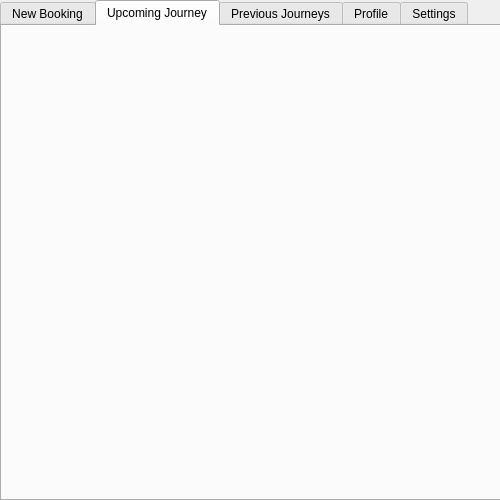
First picture: the form in UI/DriverScreen.ui, repository 1412kauti/ProjectHurricane, before the edit.
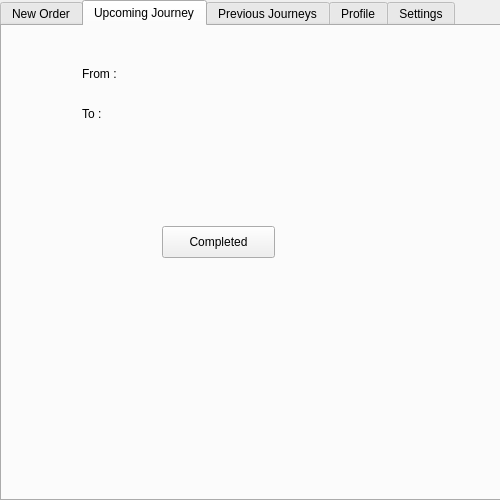
Second picture: the form after the edit. The open tabs and pages were chosen to show the change.

```diff
--- a/UI/DriverScreen.ui
+++ b/UI/DriverScreen.ui
@@ -39,9 +39,9 @@
    </property>
    <widget class="QWidget" name="tab">
     <attribute name="title">
-     <string>New Booking</string>
+     <string>New Order</string>
     </attribute>
-    <widget class="QLabel" name="label">
+    <widget class="QLabel" name="start_location">
      <property name="geometry">
       <rect>
        <x>120</x>
@@ -67,17 +67,17 @@
       <string>End Location:</string>
      </property>
     </widget>
-    <widget class="QPushButton" name="pushButton">
+    <widget class="QPushButton" name="accept_order">
      <property name="geometry">
       <rect>
-       <x>30</x>
+       <x>50</x>
        <y>40</y>
-       <width>83</width>
+       <width>131</width>
        <height>25</height>
       </rect>
      </property>
      <property name="text">
-      <string>completed</string>
+      <string>accept order</string>
      </property>
     </widget>
     <widget class="QPushButton" name="pushButton_2">
@@ -93,7 +93,7 @@
       <string>declined</string>
      </property>
     </widget>
-    <widget class="QLabel" name="label_3">
+    <widget class="QLabel" name="sl_value">
      <property name="geometry">
       <rect>
        <x>250</x>
@@ -124,6 +124,71 @@
     <attribute name="title">
      <string>Upcoming Journey</string>
     </attribute>
+    <widget class="QLabel" name="label">
+     <property name="geometry">
+      <rect>
+       <x>80</x>
+       <y>40</y>
+       <width>60</width>
+       <height>16</height>
+      </rect>
+     </property>
+     <property name="text">
+      <string>From :</string>
+     </property>
+    </widget>
+    <widget class="QLabel" name="label_2">
+     <property name="geometry">
+      <rect>
+       <x>150</x>
+       <y>40</y>
+       <width>181</width>
+       <height>16</height>
+      </rect>
+     </property>
+     <property name="text">
+      <string/>
+     </property>
+    </widget>
+    <widget class="QLabel" name="label_3">
+     <property name="geometry">
+      <rect>
+       <x>80</x>
+       <y>80</y>
+       <width>51</width>
+       <height>16</height>
+      </rect>
+     </property>
+     <property name="text">
+      <string>To :</string>
+     </property>
+    </widget>
+    <widget class="QLabel" name="label_4">
+     <property name="geometry">
+      <rect>
+       <x>149</x>
+       <y>80</y>
+       <width>221</width>
+       <height>20</height>
+      </rect>
+     </property>
+     <property name="text">
+      <string/>
+     </property>
+    </widget>
+    <widget class="QPushButton" name="pushButton">
+     <property name="geometry">
+      <rect>
+       <x>160</x>
+       <y>200</y>
+       <width>113</width>
+       <height>32</height>
+      </rect>
+     </property>
+     <property name="text">
+      <string>Completed</string>
+     </property>
+    </widget>
    </widget>
    <widget class="QWidget" name="tab_3">
     <attribute name="title">
```
Left out of the diff: 14 changed lines with no effect on the pictures.
